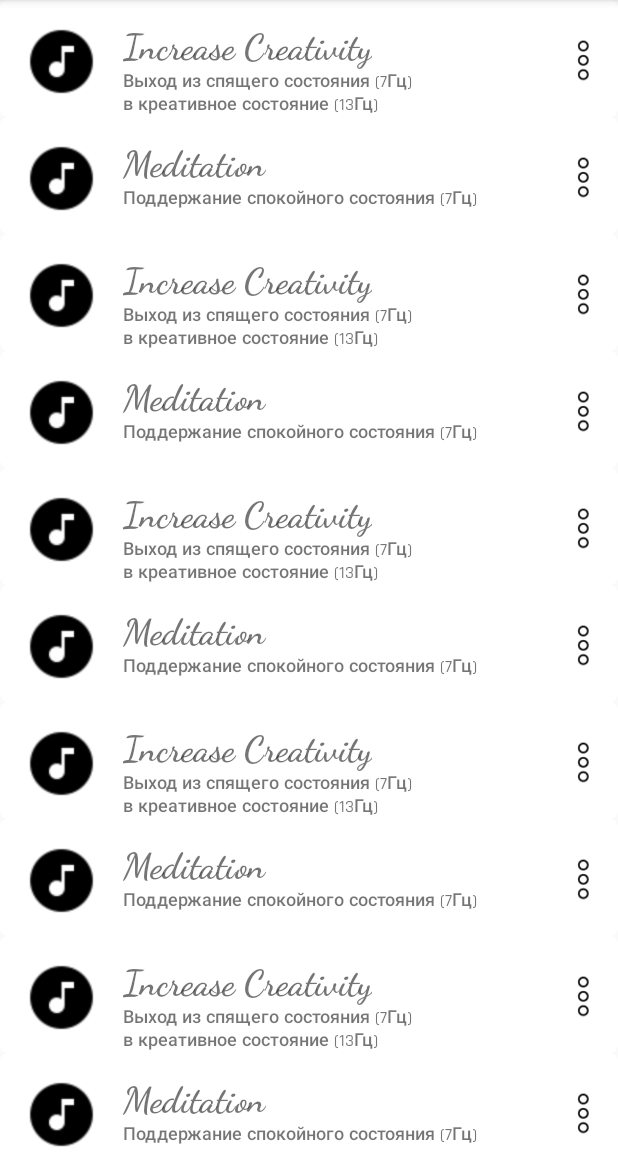
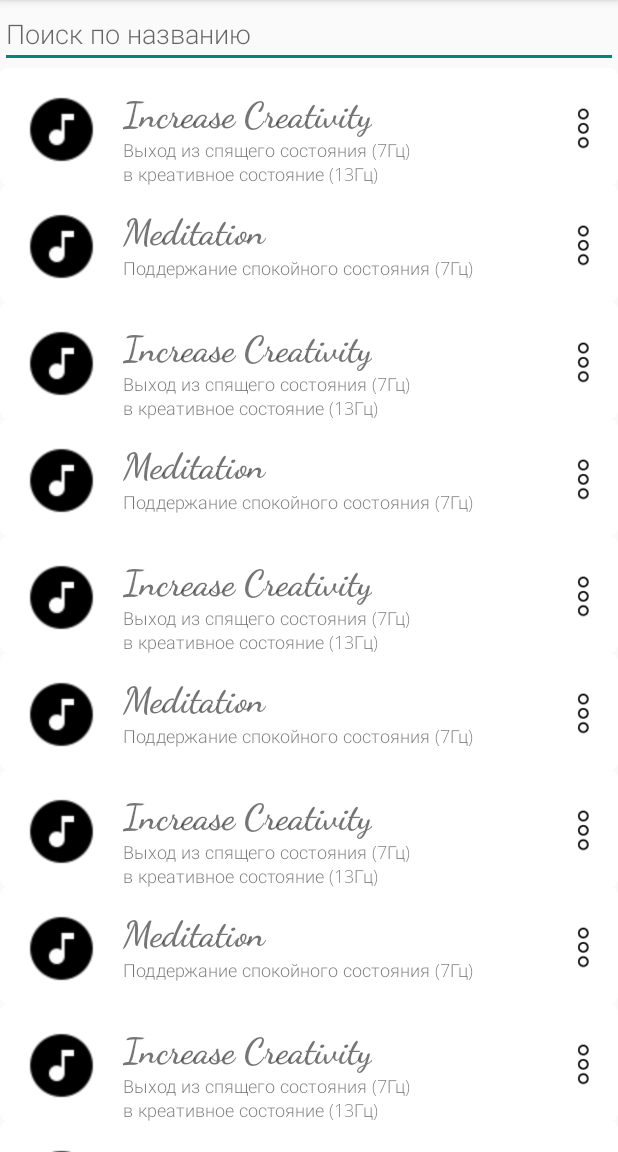
Before and after one commit to IdeoG/android-media-player, an Android app: the screen it shows after launch (MainActivity), on a phone screen of 412 x 824 dp, the part 84-1236 px from its top. Run offline under Robolectric (Android 15) with nearby library versions, the phone set to English and light mode, and no system bars; Roboto replaces fonts that are not available here.

Commit message:
Перешего на open_sans шрифт

```diff
--- /dev/null
+++ b/app/src/main/res/font/open_sans_light.xml
@@ -0,0 +1,7 @@
+<?xml version="1.0" encoding="utf-8"?>
+<font-family xmlns:app="http://schemas.android.com/apk/res-auto"
+        app:fontProviderAuthority="com.google.android.gms.fonts"
+        app:fontProviderPackage="com.google.android.gms"
+        app:fontProviderQuery="name=Open Sans&amp;weight=300"
+        app:fontProviderCerts="@array/com_google_android_gms_fonts_certs">
+</font-family>
--- a/app/src/main/res/layout/fragment_list.xml
+++ b/app/src/main/res/layout/fragment_list.xml
@@ -1,36 +1,33 @@
 <?xml version="1.0" encoding="utf-8"?>
-<android.support.design.widget.CoordinatorLayout xmlns:android="http://schemas.android.com/apk/res/android"
+<android.support.constraint.ConstraintLayout xmlns:android="http://schemas.android.com/apk/res/android"
     xmlns:app="http://schemas.android.com/apk/res-auto"
     xmlns:tools="http://schemas.android.com/tools"
     android:layout_width="match_parent"
     android:layout_height="match_parent"
-    tools:context=".fragments.ListFragment">
+    tools:context=".fragments.ListFragment"
+    android:orientation="vertical">
 
-
-    <!--<EditText-->
-        <!--android:id="@+id/editText"-->
-        <!--style="@android:style/Widget.AutoCompleteTextView"-->
-        <!--android:layout_width="match_parent"-->
-        <!--android:layout_height="wrap_content"-->
-        <!--android:ems="10"-->
-        <!--android:inputType="text"-->
-        <!--android:singleLine="true"-->
-        <!--android:textAppearance="@style/TextAppearance.AppCompat"-->
-        <!--app:layout_behavior="@string/appbar_scrolling_view_behavior"-->
-        <!--app:layout_constraintEnd_toEndOf="parent"-->
-        <!--app:layout_constraintStart_toStartOf="parent"-->
-        <!--app:layout_constraintTop_toTopOf="parent"-->
-        <!--tools:text="Искать среди треков" />-->
+    <EditText
+        android:id="@+id/find_name"
+        android:layout_width="0dp"
+        android:layout_height="wrap_content"
+        android:fontFamily="@font/open_sans_light"
+        android:gravity="top"
+        android:hint="@string/find_by_name"
+        android:typeface="normal"
+        app:layout_constraintEnd_toEndOf="parent"
+        app:layout_constraintStart_toStartOf="parent"
+        app:layout_constraintTop_toTopOf="parent" />
 
     <android.support.v7.widget.RecyclerView
         android:id="@+id/recycler_view"
-        android:layout_width="match_parent"
-        android:layout_height="match_parent"
+        android:layout_width="0dp"
+        android:layout_height="0dp"
         app:layout_constraintBottom_toBottomOf="parent"
         app:layout_constraintEnd_toEndOf="parent"
-        app:layout_constraintHorizontal_bias="0.0"
         app:layout_constraintStart_toStartOf="parent"
-        app:layout_constraintTop_toBottomOf="@+id/editText">
+        app:layout_constraintTop_toBottomOf="@+id/find_name">
+
 
     </android.support.v7.widget.RecyclerView>
-</android.support.design.widget.CoordinatorLayout>
+</android.support.constraint.ConstraintLayout>
--- a/app/src/main/res/layout/item_music.xml
+++ b/app/src/main/res/layout/item_music.xml
@@ -41,9 +41,10 @@
         android:layout_height="wrap_content"
         android:layout_marginEnd="8dp"
         android:layout_marginStart="16dp"
-        android:fontFamily="@font/rajdhani_medium"
+        android:fontFamily="@font/open_sans_light"
         android:text="Subtitle"
         android:textSize="12sp"
+        android:typeface="normal"
         app:layout_constraintEnd_toStartOf="@+id/button3"
         app:layout_constraintHorizontal_bias="0.0"
         app:layout_constraintStart_toEndOf="@+id/imageView"
--- a/app/src/main/res/values/preloaded_fonts.xml
+++ b/app/src/main/res/values/preloaded_fonts.xml
@@ -2,6 +2,7 @@
 <resources>
     <array name="preloaded_fonts" translatable="false">
         <item>@font/amita</item>
+        <item>@font/open_sans_light</item>
         <item>@font/rajdhani_medium</item>
     </array>
 </resources>
--- a/app/src/main/res/values/strings.xml
+++ b/app/src/main/res/values/strings.xml
@@ -6,4 +6,5 @@
     <string name="music_fragment">Music Fragment</string>
     <string name="list_fragment">List Fragment</string>
     <string name="_00_00">00:00</string>
+    <string name="find_by_name">Поиск по названию</string>
 </resources>
```
